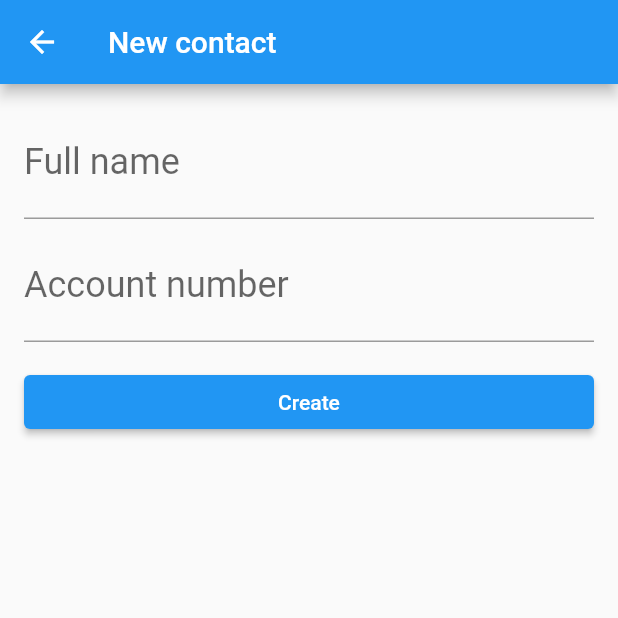
After one commit to estevamdf2/bytebank_alura, a Flutter app: the ContactsList screen opened directly, after a tap on the "add" icon, on a phone screen of 412 x 824 dp, the top half of it. The commit adds this screen. Run offline on Flutter 3.47's test engine with Material 2 defaults, Android fonts, the phone set to English and light mode, and no system bars.

Commit message:
Aula 2. Implementando o fluxo do app.

```diff
--- /dev/null
+++ b/lib/models/contact.dart
@@ -0,0 +1,10 @@
+class Contact {
+  final String name;
+  final int? accountNumber;
+
+  Contact(this.name, this.accountNumber);
+
+  String toString() {
+    return 'Contact{name: $name, accountNumber: $accountNumber}';
+  }
+}
--- /dev/null
+++ b/lib/screens/contact_form.dart
@@ -0,0 +1,64 @@
+import 'package:bytebank/models/contact.dart';
+import 'package:flutter/material.dart';
+
+class ContactForm extends StatefulWidget {
+  @override
+  State<ContactForm> createState() => _ContactFormState();
+}
+
+class _ContactFormState extends State<ContactForm> {
+  final TextEditingController _nameController = TextEditingController();
+
+  final TextEditingController _accountNumberController =
+      TextEditingController();
+
+  @override
+  Widget build(BuildContext context) {
+    return Scaffold(
+      appBar: AppBar(
+        title: Text('New contact'),
+      ),
+      body: Padding(
+        padding: const EdgeInsets.all(16.0),
+        child: Column(
+          children: <Widget>[
+            TextField(
+              controller: _nameController,
+              decoration: InputDecoration(
+                labelText: 'Full name',
+              ),
+              style: TextStyle(fontSize: 24.0),
+            ),
+            Padding(
+              padding: const EdgeInsets.only(top: 8.0),
+              child: TextField(
+                controller: _accountNumberController,
+                decoration: InputDecoration(
+                  labelText: 'Account number',
+                ),
+                style: TextStyle(fontSize: 24.0),
+                keyboardType: TextInputType.number,
+              ),
+            ),
+            Padding(
+                padding: const EdgeInsets.only(top: 16.0),
+                child: SizedBox(
+                    width: double.maxFinite,
+                    child: ElevatedButton(
+                        child: Text('Create'),
+                        onPressed: () {
+                          debugPrint('Clicou');
+                          final String name = _nameController.text;
+                          final int? accountNumber =
+                              int.tryParse(_accountNumberController.text);
+
+                          final Contact newContact =
+                              Contact(name, accountNumber);
+                          Navigator.pop(context, newContact);
+                        })))
+          ],
+        ),
+      ),
+    );
+  }
+}
--- /dev/null
+++ b/lib/screens/contats_list.dart
@@ -0,0 +1,43 @@
+import 'package:flutter/material.dart';
+import 'package:bytebank/screens/contact_form.dart';
+
+class ContactsList extends StatelessWidget {
+  @override
+  Widget build(BuildContext context) {
+    return Scaffold(
+      appBar: AppBar(
+        title: Text('Contacts'),
+      ),
+      body: ListView(
+        children: <Widget>[
+          Card(
+              child: ListTile(
+            title: Text('Alex', style: TextStyle(fontSize: 24.0)),
+            subtitle: Text('1000', style: TextStyle(fontSize: 16.0)),
+          )),
+          Card(
+              child: ListTile(
+            title: Text(
+              'Bia',
+              style: TextStyle(fontSize: 24.0),
+            ),
+            subtitle: Text(
+              '2000',
+              style: TextStyle(fontSize: 16.0),
+            ),
+          ))
+        ],
+      ),
+      floatingActionButton: FloatingActionButton(
+        onPressed: () {
+          Navigator.of(context)
+              .push(
+                MaterialPageRoute(builder: (context) => ContactForm()),
+              )
+              .then((newContact) => debugPrint(newContact.toString()));
+        },
+        child: Icon(Icons.add),
+      ),
+    );
+  }
+}
```
Also changed, not shown: lib/main.dart (+1 -40 lines), lib/screens/dashboard.dart (added, +50 -0 lines).
